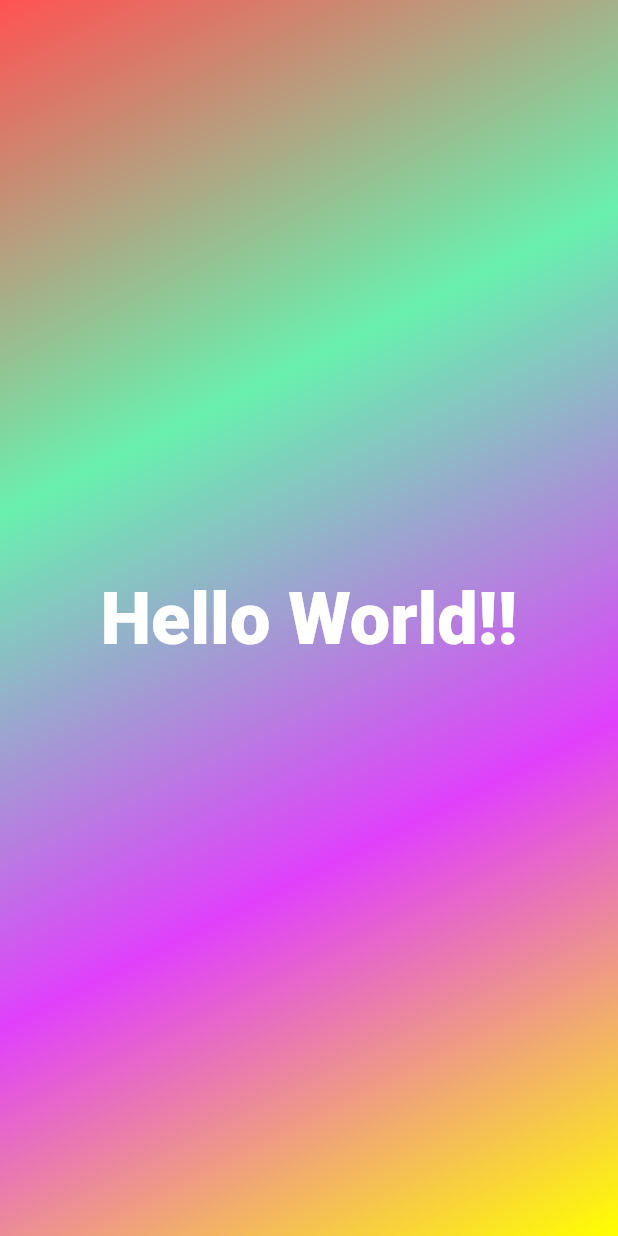
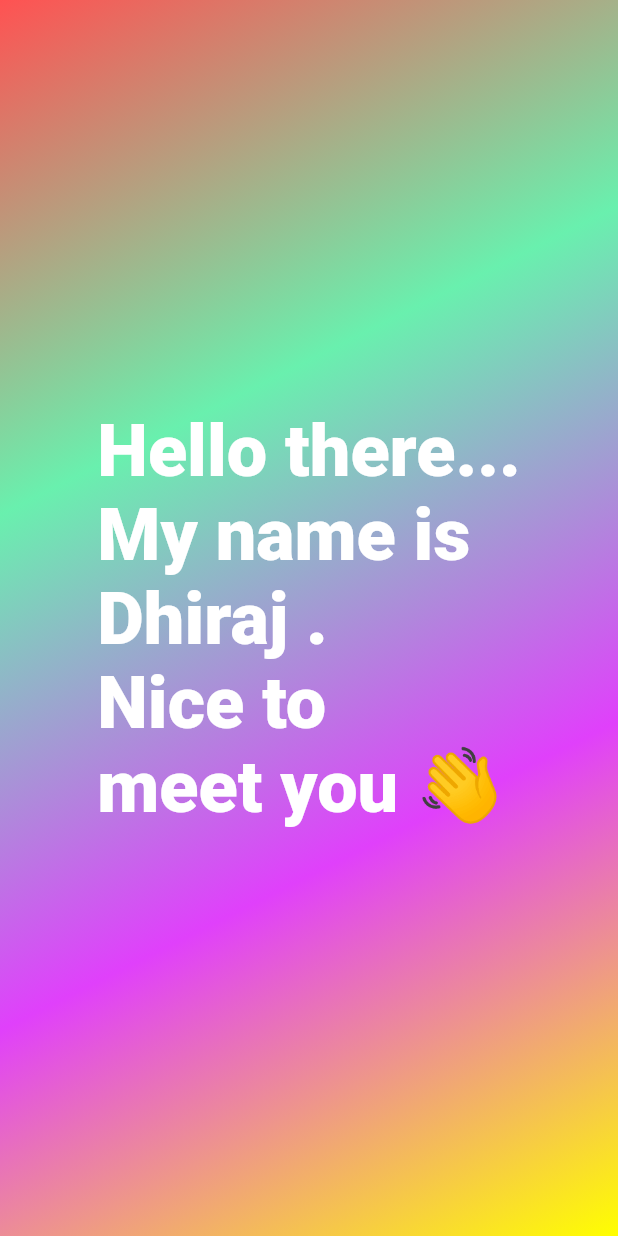
Before and after one commit to DhirajB7/DetailedHelloWorldFlutter, a Flutter app: the screen it shows after launch, on a phone screen of 412 x 824 dp. Run offline on Flutter 3.47's test engine with Material 2 defaults, Android fonts, the phone set to English and light mode, and no system bars.

Commit message:
making app more robust

```diff
--- /dev/null
+++ b/lib/center_column_widget.dart
@@ -0,0 +1,21 @@
+import 'package:flutter/material.dart';
+import 'package:hello_world/styled_text.dart';
+
+class CenterColumnWidget extends StatelessWidget {
+
+  final List<String> messages;
+
+  const CenterColumnWidget(this.messages,{super.key});
+
+  @override
+  Widget build(BuildContext context) {
+    return Center(
+        child: Column(
+          mainAxisAlignment: MainAxisAlignment.center,
+          crossAxisAlignment: CrossAxisAlignment.start,
+          children: messages.map((e) => StyledText(e)).toList(),
+        ),
+      );
+  }
+
+}
--- a/lib/gradient_constructor.dart
+++ b/lib/gradient_constructor.dart
@@ -1,4 +1,5 @@
 import 'package:flutter/material.dart';
+import 'package:hello_world/center_column_widget.dart';
 import 'package:hello_world/styled_text.dart';
 
 class GradientContainer extends StatelessWidget {
@@ -15,9 +16,7 @@ class GradientContainer extends StatelessWidget {
           Colors.yellowAccent
         ], begin: Alignment.topLeft, end: Alignment.bottomRight),
       ),
-      child: const Center(
-        child: StyledText(),
-      ),
+      child: const CenterColumnWidget(["Hello there...","My name is","Dhiraj .","Nice to","meet you 👋"])
     );
   }
 }
--- a/lib/styled_text.dart
+++ b/lib/styled_text.dart
@@ -2,13 +2,15 @@ import 'package:flutter/material.dart';
 
 class StyledText extends StatelessWidget{
 
-  const StyledText({super.key});
+  final String text;
+
+  const StyledText(this.text, {super.key});
 
   @override
   Widget build(BuildContext context) {
-   return const Text(
-          "Hello World!!",
-          style: TextStyle(
+   return  Text(
+          text,
+          style: const TextStyle(
             color: Colors.white,
             fontSize: 48,
             fontWeight: FontWeight.w800,
```
